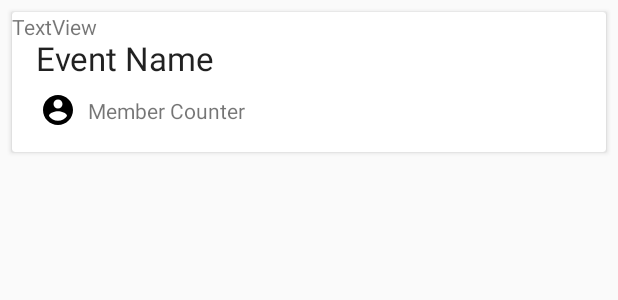
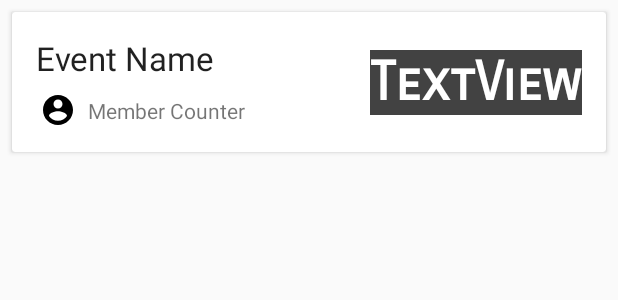
Before and after one commit to Alexxx111/Uni-App, an Android app: the layout list_element.xml on its own in the app's theme, with its tools: preview values and no code run, on a phone screen of 412 x 824 dp. Shown: the top 300 px of the screen. Run offline under Robolectric (Android 15) with nearby library versions, the phone set to English and light mode, and no system bars.

Commit message:
Layout and Color Changes possible different modules
Events brauchen aber vollen Zugriff auf de Attribute des zugehörigen
Moduls

```diff
--- a/UniMate/app/src/main/res/layout/list_element.xml
+++ b/UniMate/app/src/main/res/layout/list_element.xml
@@ -59,12 +59,22 @@
                 android:layout_marginBottom="16dp" />
 
             <TextView
-                android:text="TextView"
+                android:text="@string/modulShort"
                 android:layout_width="wrap_content"
                 android:layout_height="wrap_content"
-                tools:layout_editor_absoluteY="15dp"
-                tools:layout_editor_absoluteX="148dp"
-                android:id="@+id/modul_name" />
+                android:id="@+id/modul_name"
+                android:textAppearance="@android:style/TextAppearance.Material.Large.Inverse"
+                android:background="@color/cardview_dark_background"
+                android:layout_marginEnd="16dp"
+                app:layout_constraintRight_toRightOf="parent"
+                android:layout_marginTop="16dp"
+                app:layout_constraintTop_toTopOf="parent"
+                app:layout_constraintBottom_toBottomOf="parent"
+                android:layout_marginBottom="16dp"
+                android:textStyle="normal|bold"
+                android:textAllCaps="false"
+                android:textSize="36sp"
+                android:fontFamily="sans-serif-smallcaps" />
         </android.support.constraint.ConstraintLayout>
 
     </android.support.v7.widget.CardView>
--- a/UniMate/app/src/main/res/values/colors.xml
+++ b/UniMate/app/src/main/res/values/colors.xml
@@ -1,6 +1,11 @@
 <?xml version="1.0" encoding="utf-8"?>
 <resources>
-    <color name="colorPrimary">#8cc34b</color>
+    <color name="colorPrimary">#8BC34A</color>
     <color name="colorPrimaryDark">#7baa49</color>
-    <color name="colorAccent">#f34337</color>
+    <color name="colorAccent">#F44336</color>
+    <color name="FirstFade">#CDDC39</color>
+    <color name="SecondFade">#FFEB3B</color>
+    <color name="ThirdFade">#FFC107</color>
+    <color name="FourthFade">#FF9800</color>
+    <color name="FifthFade">#FF5722</color>
 </resources>
--- a/UniMate/app/src/main/res/values/strings.xml
+++ b/UniMate/app/src/main/res/values/strings.xml
@@ -126,4 +126,5 @@
     <string name="message_hint">Write Message</string>
     <string name="topic">Topic</string>
     <string name="semester">Semester</string>
+    <string name="modulShort">TextView</string>
 </resources>
```
Also changed, not shown: UniMate/app/src/main/java/com/unimate/ListAdapter.java (+11 -0 lines).
